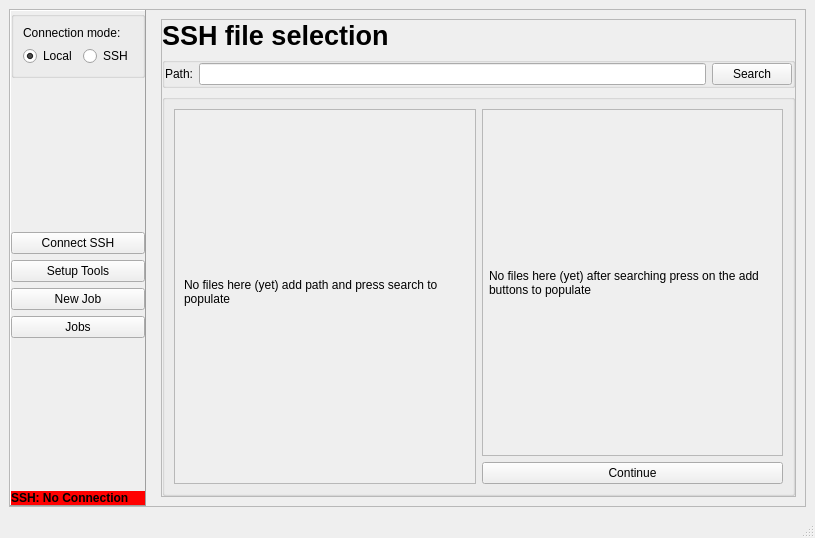
Qt form gui_client/ui_views/mainwindow.ui (devalk96/Thema06) before a commit.
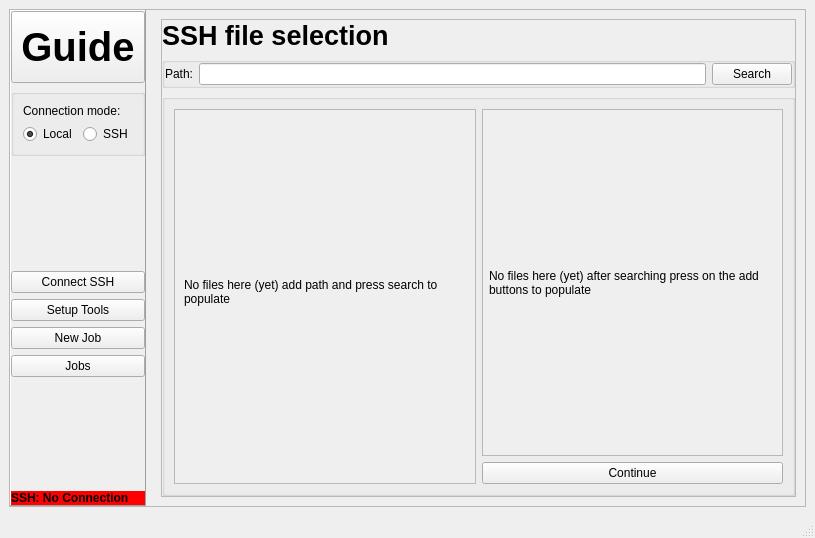
The same form after that commit. The open tabs and pages were chosen to show the change.

Commit message: Changed readme and added a guide button to the GUI

```diff
--- a/gui_client/ui_views/mainwindow.ui
+++ b/gui_client/ui_views/mainwindow.ui
@@ -63,6 +63,28 @@
           <property name="bottomMargin">
            <number>0</number>
           </property>
+          <item>
+           <widget class="QPushButton" name="pushButton_help">
+            <property name="minimumSize">
+             <size>
+              <width>0</width>
+              <height>72</height>
+             </size>
+            </property>
+            <property name="autoFillBackground">
+             <bool>false</bool>
+            </property>
+            <property name="styleSheet">
+             <string notr="true">*{font: bold; font-size:30pt }</string>
+            </property>
+            <property name="text">
+             <string>Guide</string>
+            </property>
+            <property name="default">
+             <bool>false</bool>
+            </property>
+           </widget>
+          </item>
           <item>
            <widget class="QGroupBox" name="groupBox_connectionmode">
             <property name="title">
```
Left out of the diff: 18 changed lines with no effect on the pictures. The commit also changes 2 other files.
